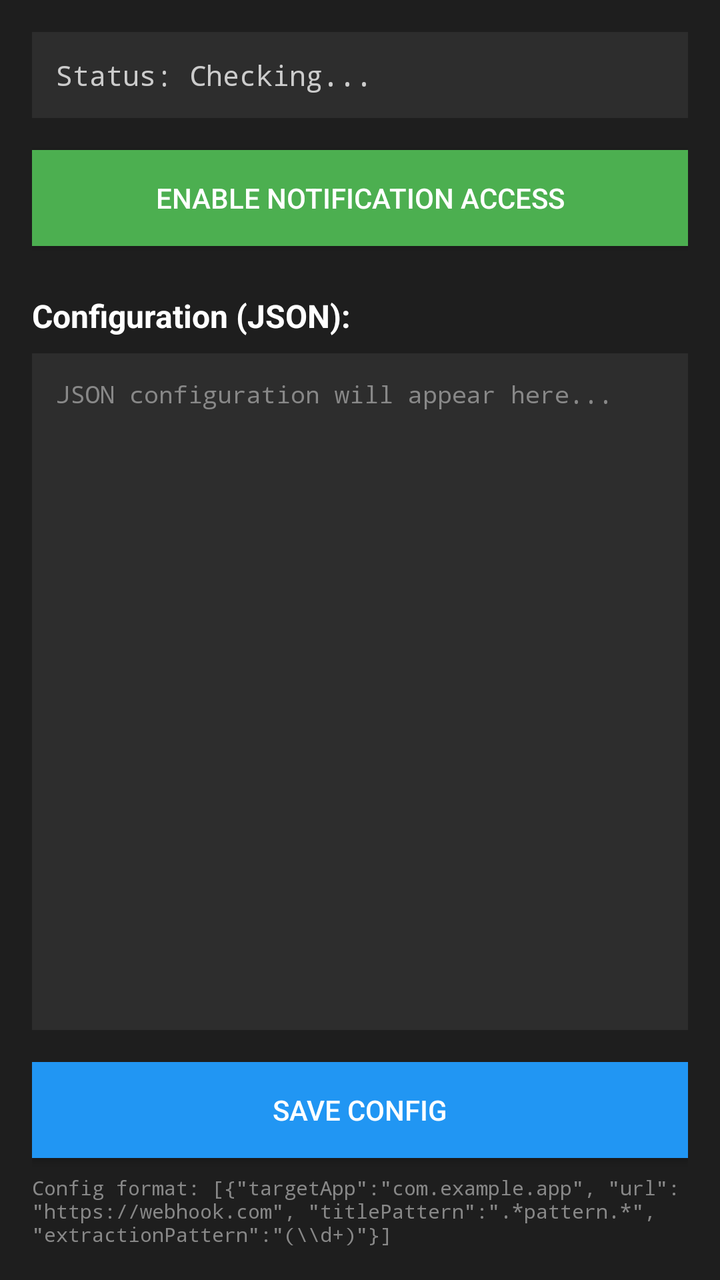
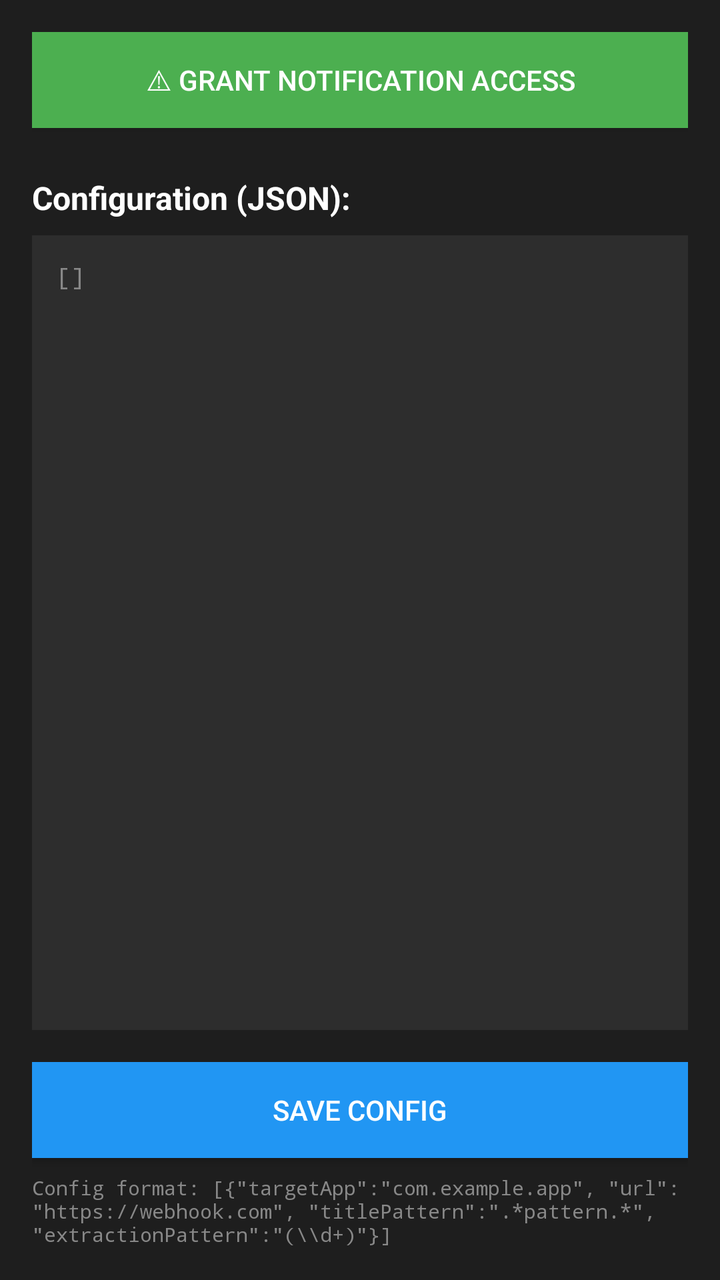

Two renders of the same Android screen: before a commit and after it. Below are the layout's source before the change and the commit's diff.
<!-- AndroidManifest.xml: application theme android:Theme.Material -->
<!-- res/layout/activity_main.xml -->
<?xml version="1.0" encoding="utf-8"?>
<LinearLayout xmlns:android="http://schemas.android.com/apk/res/android"
    android:layout_width="match_parent"
    android:layout_height="match_parent"
    android:orientation="vertical"
    android:padding="16dp"
    android:background="#1e1e1e">

    <TextView
        android:id="@+id/statusText"
        android:layout_width="match_parent"
        android:layout_height="wrap_content"
        android:text="Status: Checking..."
        android:textSize="14sp"
        android:textColor="#cccccc"
        android:typeface="monospace"
        android:background="#2d2d2d"
        android:padding="12dp"
        android:layout_marginBottom="16dp" />

    <Button
        android:id="@+id/enableButton"
        android:layout_width="match_parent"
        android:layout_height="48dp"
        android:text="ENABLE NOTIFICATION ACCESS"
        android:textColor="#ffffff"
        android:background="#4CAF50"
        android:layout_marginBottom="24dp" />

    <TextView
        android:layout_width="match_parent"
        android:layout_height="wrap_content"
        android:text="Configuration (JSON):"
        android:textSize="16sp"
        android:textStyle="bold"
        android:textColor="#ffffff"
        android:layout_marginBottom="8dp" />

    <EditText
        android:id="@+id/configEdit"
        android:layout_width="match_parent"
        android:layout_height="0dp"
        android:layout_weight="1"
        android:background="#2d2d2d"
        android:textColor="#ffffff"
        android:textColorHint="#888888"
        android:typeface="monospace"
        android:textSize="12sp"
        android:padding="12dp"
        android:gravity="top|start"
        android:hint="JSON configuration will appear here..."
        android:scrollbars="vertical"
        android:layout_marginBottom="16dp" />

    <Button
        android:id="@+id/saveButton"
        android:layout_width="match_parent"
        android:layout_height="48dp"
        android:text="SAVE CONFIG"
        android:textColor="#ffffff"
        android:background="#2196F3" />

    <TextView
        android:layout_width="match_parent"
        android:layout_height="wrap_content"
        android:text="Config format: [{&quot;targetApp&quot;:&quot;com.example.app&quot;, &quot;url&quot;:&quot;https://webhook.com&quot;, &quot;titlePattern&quot;:&quot;.*pattern.*&quot;, &quot;extractionPattern&quot;:&quot;(\\\\d+)&quot;}]"
        android:textSize="10sp"
        android:textColor="#888888"
        android:typeface="monospace"
        android:layout_marginTop="8dp" />

</LinearLayout>
<!-- resources referenced by this layout -->
<resources>

</resources>

<!-- the commit's change to res/layout/activity_main.xml (unified diff, before → after) -->
@@ -6,23 +6,11 @@
     android:padding="16dp"
     android:background="#1e1e1e">
 
-    <TextView
-        android:id="@+id/statusText"
-        android:layout_width="match_parent"
-        android:layout_height="wrap_content"
-        android:text="Status: Checking..."
-        android:textSize="14sp"
-        android:textColor="#cccccc"
-        android:typeface="monospace"
-        android:background="#2d2d2d"
-        android:padding="12dp"
-        android:layout_marginBottom="16dp" />
-
     <Button
         android:id="@+id/enableButton"
         android:layout_width="match_parent"
         android:layout_height="48dp"
-        android:text="ENABLE NOTIFICATION ACCESS"
+        android:text="⚠︎ GRANT NOTIFICATION ACCESS"
         android:textColor="#ffffff"
         android:background="#4CAF50"
         android:layout_marginBottom="24dp" />
@@ -48,7 +36,7 @@
         android:textSize="12sp"
         android:padding="12dp"
         android:gravity="top|start"
-        android:hint="JSON configuration will appear here..."
+        android:hint="[]"
         android:scrollbars="vertical"
         android:layout_marginBottom="16dp" />
 
